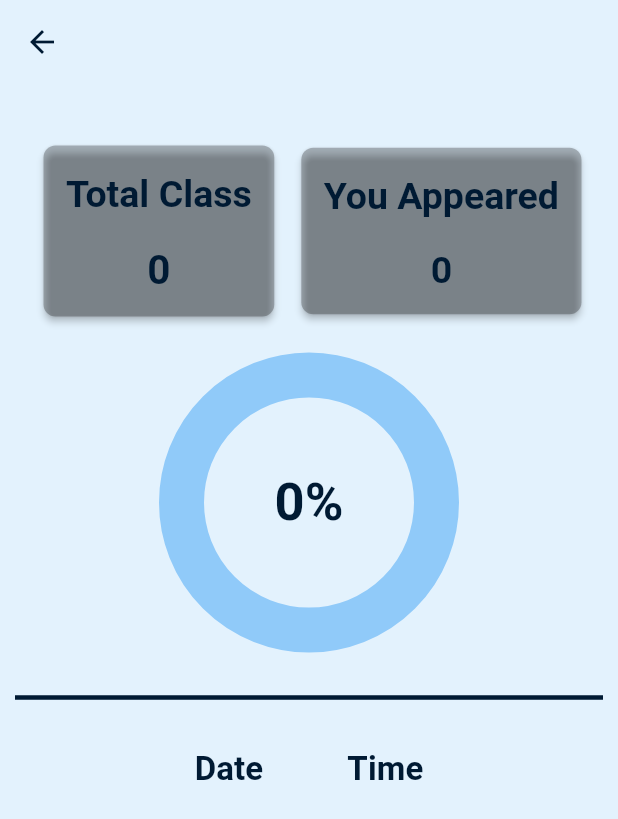
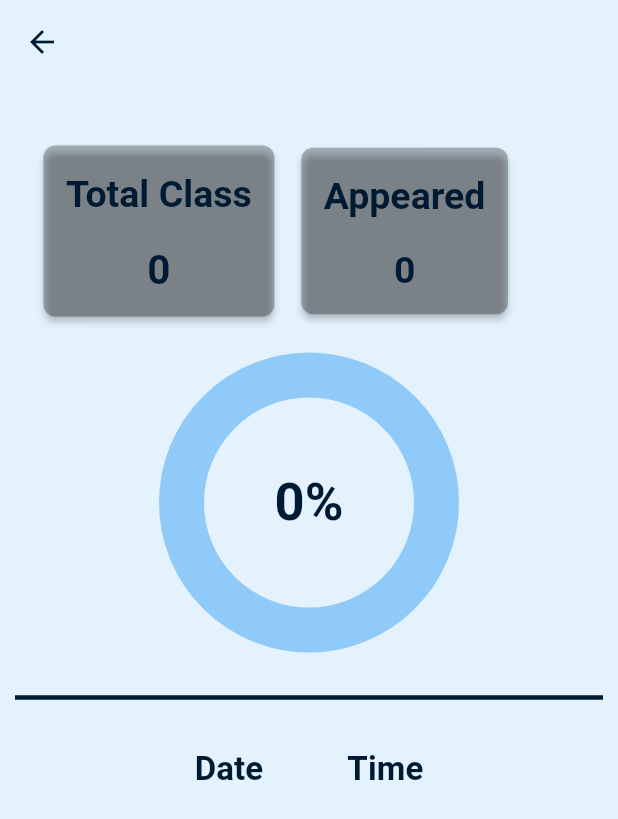
Before and after one commit to Alve-2019331050/proxy-killer, a Flutter app: the showAttendance screen opened directly with empty values, on a phone screen of 412 x 824 dp. Shown: the top 819 px of the screen. Run offline on Flutter 3.47's test engine with Material 2 defaults, Android fonts, the phone set to English and light mode, and no system bars; drawn by our look-alikes of percent_indicator; our stand-ins replace animated_splash_screen, cloud_firestore, firebase_auth, firebase_core, firebase_database, fluttertoast and 2 more; accounts and stored records are empty.

```diff
--- a/lib/screens/home/student/showAttendance.dart
+++ b/lib/screens/home/student/showAttendance.dart
@@ -181,7 +181,7 @@ class _showAttendanceState extends State<showAttendance> {
                                     SizedBox(height: 3),
                                     FittedBox(
                                       child: Text(
-                                        'You Appeared',
+                                        'Appeared',
                                         style: TextStyle(
                                           fontWeight: FontWeight.bold,
                                           fontSize: 25,
```
